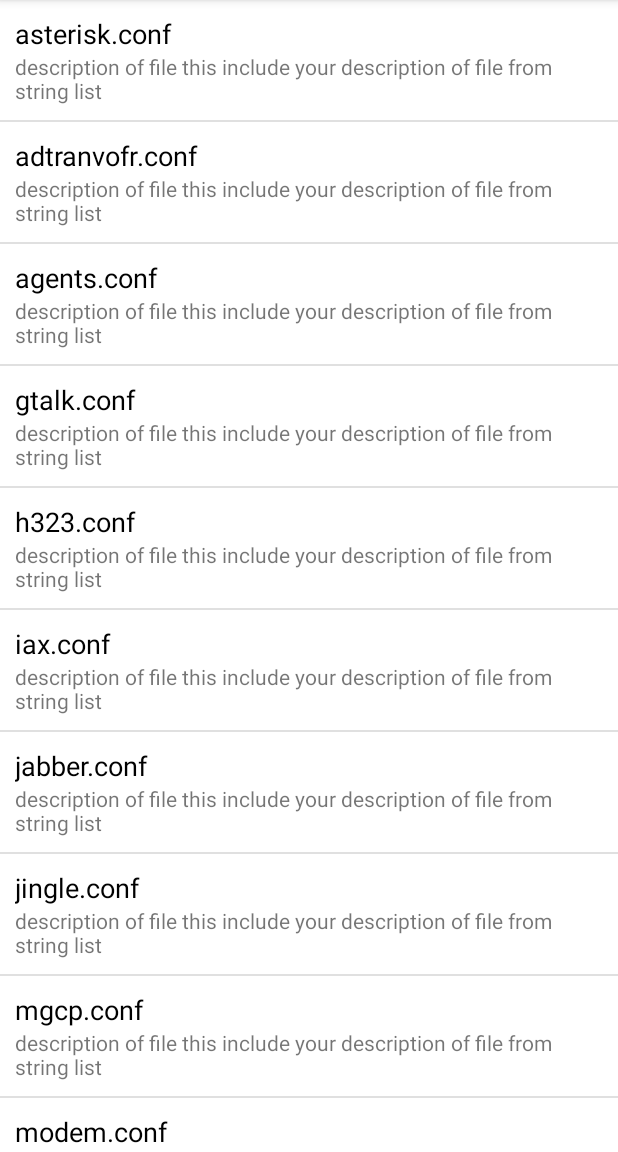
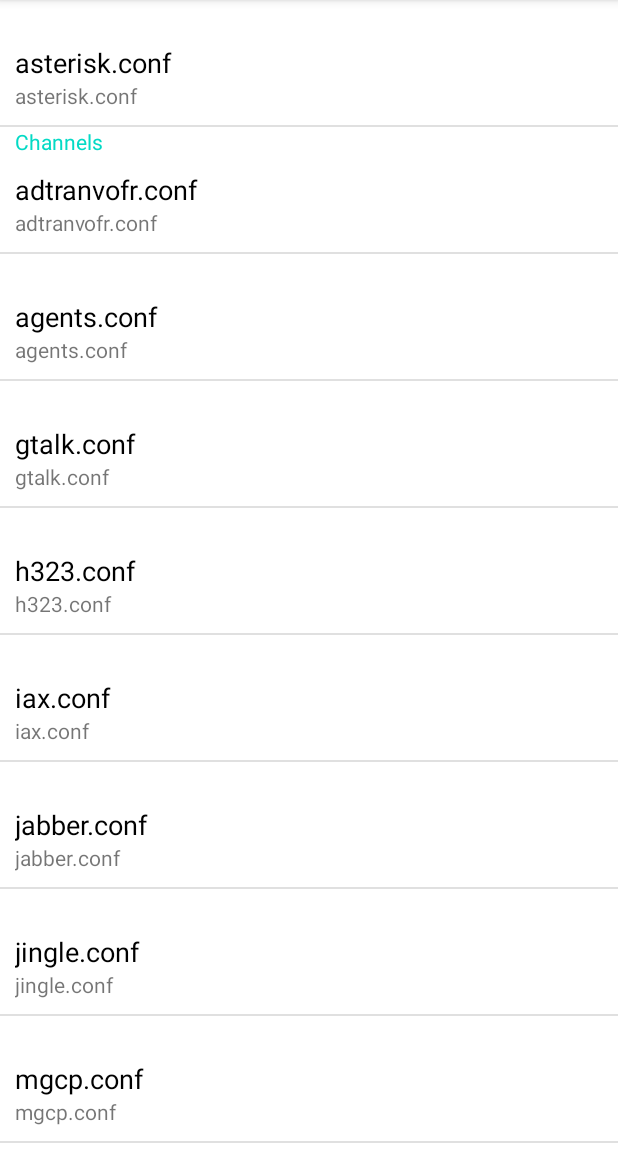
Before and after one commit to id-05/AsteriskManager, an Android app: the fragment ConfigFragment placed in its activity, on a phone screen of 412 x 824 dp, the part 84-1236 px from its top. Run offline under Robolectric (Android 15) with nearby library versions, the phone set to English and light mode, and no system bars; 11 statements that could not run were skipped.

Commit message:
add config style like a preference 2

```diff
--- a/app/src/main/java/com/asteriskmanager/ConfigFileAdapter.java
+++ b/app/src/main/java/com/asteriskmanager/ConfigFileAdapter.java
@@ -8,22 +8,19 @@ import android.widget.TextView;
 
 import androidx.recyclerview.widget.RecyclerView;
 
+import java.util.ArrayList;
+
 /**
  * Created by JUNED on 6/10/2016.
  */
 
 public class ConfigFileAdapter extends RecyclerView.Adapter<ConfigFileAdapter.ViewHolder>{
+    View view;
+    ViewHolder viewHolder;
+    ArrayList<ConfigFileRecord> filesList = new ArrayList<>();
 
-    String[] SubjectValues;
-    //Context context;
-    View view1;
-    ViewHolder viewHolder1;
-    TextView textView;
-
-    public ConfigFileAdapter(String[] SubjectValues1){
-
-        this.SubjectValues = SubjectValues1;
-        //context = context1;
+    public ConfigFileAdapter(ArrayList<ConfigFileRecord> filesList){
+        this.filesList = filesList;
     }
 
     public static class ViewHolder extends RecyclerView.ViewHolder{
@@ -42,24 +39,28 @@ public class ConfigFileAdapter extends RecyclerView.Adapter<ConfigFileAdapter.Vi
 
     @Override
     public ConfigFileAdapter.ViewHolder onCreateViewHolder(ViewGroup parent, int viewType){
-        view1 = LayoutInflater.from(parent.getContext()).inflate(R.layout.configfiles_recyclerview,parent,false);
-
-        viewHolder1 = new ViewHolder(view1);
-
-        return viewHolder1;
+        view = LayoutInflater.from(parent.getContext()).inflate(R.layout.configfiles_recyclerview,parent,false);
+        viewHolder = new ViewHolder(view);
+        return viewHolder;
     }
 
     @Override
     public void onBindViewHolder(ViewHolder holder, int position){
 
-        holder.filename.setText(SubjectValues[position]);
-        holder.description.setText("description of file this include your description of file from string list");
-        holder.category.setHeight(0);
+        ConfigFileRecord bufRecord = filesList.get(position);
+        holder.filename.setText(bufRecord.getFilename());
+        holder.description.setText(bufRecord.getDescription());
+        if(bufRecord.getCategory()!=null){
+            holder.category.setText(bufRecord.getCategory());
+          //  holder.category.setHeight(ViewGroup.LayoutParams.MATCH_PARENT);
+        }else {
+            holder.category.setText("");
+         //   holder.category.setHeight(0);
+        }
     }
 
     @Override
     public int getItemCount(){
-
-        return SubjectValues.length;
+        return filesList.size();
     }
 }
--- a/app/src/main/java/com/asteriskmanager/ConfigFragment.java
+++ b/app/src/main/java/com/asteriskmanager/ConfigFragment.java
@@ -13,6 +13,8 @@ import android.view.ViewGroup;
 import android.widget.ArrayAdapter;
 import android.widget.Button;
 import android.widget.EditText;
+
+import java.util.ArrayList;
 
 import static com.asteriskmanager.MainActivity.print;
 
@@ -53,8 +55,23 @@ public class ConfigFragment extends Fragment implements ConnectionCallback {
     public void onStart() {
         super.onStart();
         amiState.setAction("open");
-        String[] files = getResources().getStringArray(R.array.ConfigFile);
-        ConfigFileAdapter recyclerViewAdapter = new ConfigFileAdapter(files);
+        String[] filesname = getResources().getStringArray(R.array.ConfigFile);
+        String[] filesdescription = getResources().getStringArray(R.array.ConfigFileDescription);
+        ArrayList<ConfigFileRecord> filesList = new ArrayList<>();
+        for(int i=0; i<filesname.length;i++){
+            ConfigFileRecord BufRecord = new ConfigFileRecord();
+            BufRecord.setFilename(filesname[i]);
+            BufRecord.setDescription(filesdescription[i]);
+            switch (filesname[i]){
+                case "adtranvofr.conf":{BufRecord.setCategory("Channels");break;}
+                case "adsi.conf":{BufRecord.setCategory("Analog Display Services Interface");break;}
+                case "extensions.conf":{BufRecord.setCategory("Extensions");break;}
+                case "alarmreceiver.conf":{BufRecord.setCategory("Comands Extensions");break;}
+                case "amd.conf":{BufRecord.setCategory("Others");break;}
+            }
+            filesList.add(BufRecord);
+        }
+        ConfigFileAdapter recyclerViewAdapter = new ConfigFileAdapter(filesList);
         LinearLayoutManager linearLayoutManager = new LinearLayoutManager(this.getContext());
         recyclerView.setLayoutManager(linearLayoutManager);
         recyclerView.setAdapter(recyclerViewAdapter);
--- a/app/src/main/res/values/strings.xml
+++ b/app/src/main/res/values/strings.xml
@@ -90,6 +90,61 @@
         <item>smdi.conf</item>
         <item>udptl.conf</item>
     </string-array>
+    <string-array name="ConfigFileDescription">
+    <item>asterisk.conf</item>
+    <item>adtranvofr.conf</item>
+    <item>agents.conf</item>
+    <item>gtalk.conf</item>
+    <item>h323.conf</item>
+    <item>iax.conf</item>
+    <item>jabber.conf</item>
+    <item>jingle.conf</item>
+    <item>mgcp.conf</item>
+    <item>modem.conf</item>
+    <item>phone.conf</item>
+    <item>sip.conf</item>
+    <item>skinny.conf</item>
+    <item>vpb.conf</item>
+    <item>zapata.conf</item>
+    <item>adsi.conf</item>
+    <item>asterisk.adsi</item>
+    <item>telcordia-1.adsi</item>
+    <item>extensions.conf</item>
+    <item>extensions.ael</item>
+    <item>features.conf</item>
+    <item>extconfig.conf</item>
+    <item>alarmreceiver.conf</item>
+    <item>enum.conf</item>
+    <item>dundi.conf</item>
+    <item>festival.conf</item>
+    <item>indications.conf</item>
+    <item>meetme.conf</item>
+    <item>musiconhold.conf</item>
+    <item>queues.conf</item>
+    <item>voicemail.conf</item>
+    <item>amd.conf</item>
+    <item>alsa.conf</item>
+    <item>cdr_odbc.conf</item>
+    <item>cdr_pgsql.conf</item>
+    <item>codecs.conf</item>
+    <item>features.conf</item>
+    <item>followme.conf</item>
+    <item>func_odbc.conf</item>
+    <item>http.conf</item>
+    <item>logger.conf</item>
+    <item>manager.conf</item>
+    <item>modules.conf</item>
+    <item>odbc.conf</item>
+    <item>oss.conf</item>
+    <item>privacy.conf</item>
+    <item>res_snmp.conf</item>
+    <item>rpt.conf</item>
+    <item>rtp.conf</item>
+    <item>say.conf</item>
+    <item>sla.conf</item>
+    <item>smdi.conf</item>
+    <item>udptl.conf</item>
+    </string-array>
     <!-- TODO: Remove or change this placeholder text -->
     <string name="hello_blank_fragment">Hello blank fragment</string>
 </resources>
```
